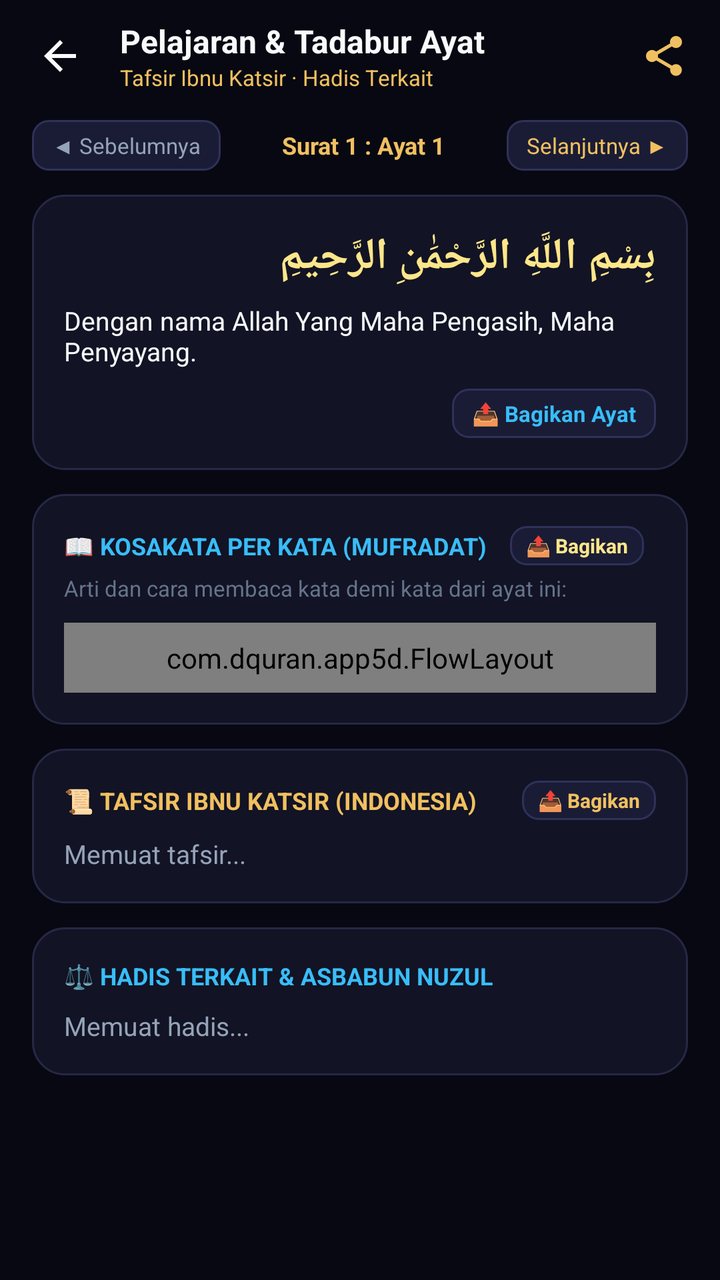
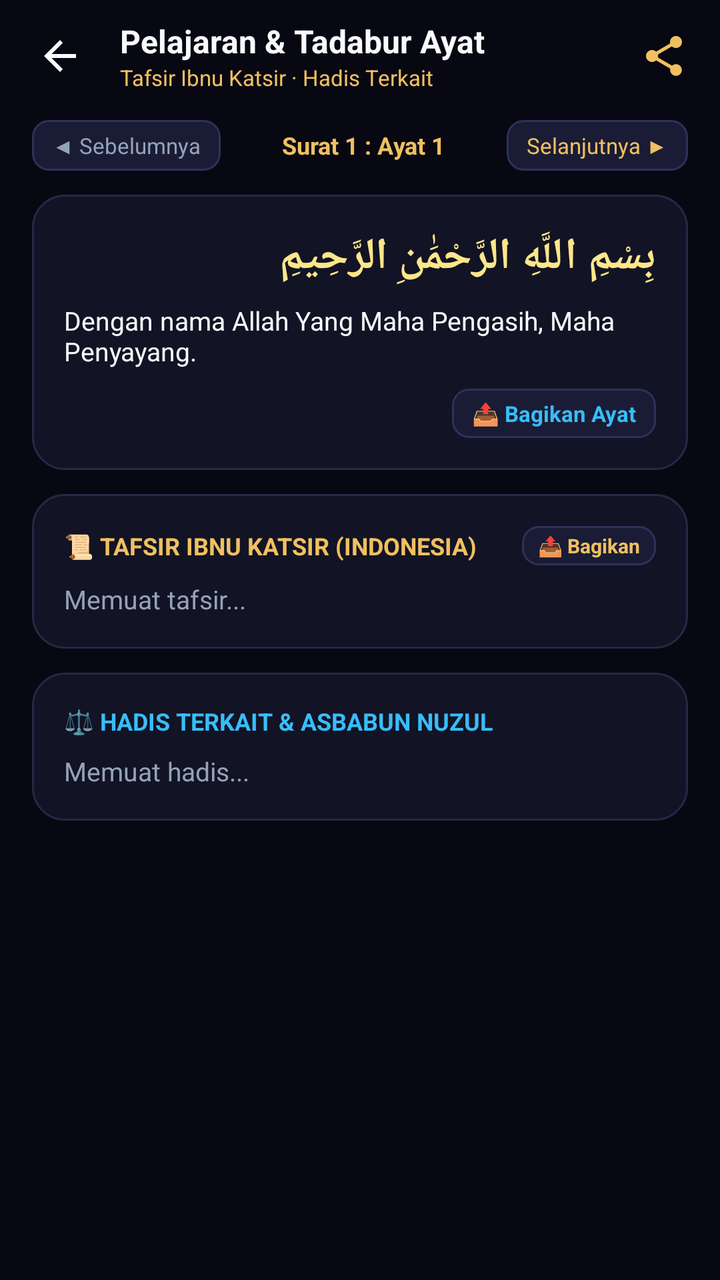

Compare the two renders of this Android layout. The source of the first and the diff that turns it into the second are given below.
<!-- AndroidManifest.xml: activity theme AppTheme.NoActionBar -->
<!-- res/layout/activity_pelajari.xml -->
<?xml version="1.0" encoding="utf-8"?>
<ScrollView xmlns:android="http://schemas.android.com/apk/res/android"
    android:layout_width="match_parent"
    android:layout_height="match_parent"
    android:background="@color/bg_main"
    android:fillViewport="true">

    <LinearLayout
        android:layout_width="match_parent"
        android:layout_height="wrap_content"
        android:orientation="vertical"
        android:paddingBottom="28dp">

        
        <LinearLayout
            android:layout_width="match_parent"
            android:layout_height="56dp"
            android:orientation="horizontal"
            android:gravity="center_vertical"
            android:paddingHorizontal="8dp">

            <ImageButton
                android:id="@+id/btn_back_pelajari"
                android:layout_width="44dp"
                android:layout_height="44dp"
                android:background="?attr/selectableItemBackgroundBorderless"
                android:src="@drawable/ic_arrow_back"
                android:contentDescription="Kembali" />

            <LinearLayout
                android:layout_width="0dp"
                android:layout_height="wrap_content"
                android:layout_weight="1"
                android:orientation="vertical"
                android:layout_marginStart="8dp">

                <TextView
                    android:id="@+id/tv_pelajari_title"
                    android:layout_width="wrap_content"
                    android:layout_height="wrap_content"
                    android:text="Pelajaran &amp; Tadabur Ayat"
                    android:textColor="@color/text_primary"
                    android:textSize="16sp"
                    android:textStyle="bold" />

                <TextView
                    android:layout_width="wrap_content"
                    android:layout_height="wrap_content"
                    android:text="Tafsir Ibnu Katsir · Hadis Terkait"
                    android:textColor="@color/gold_primary"
                    android:textSize="11sp" />
            </LinearLayout>

            <ImageButton
                android:id="@+id/btn_share_all"
                android:layout_width="40dp"
                android:layout_height="40dp"
                android:background="?attr/selectableItemBackgroundBorderless"
                android:src="@drawable/ic_share"
                android:tint="@color/gold_primary"
                android:contentDescription="Bagikan Tadabur Lengkap" />
        </LinearLayout>

        
        <LinearLayout
            android:layout_width="match_parent"
            android:layout_height="wrap_content"
            android:orientation="horizontal"
            android:gravity="center_vertical"
            android:paddingHorizontal="16dp"
            android:paddingVertical="4dp">

            <TextView
                android:id="@+id/btn_pelajari_prev"
                android:layout_width="wrap_content"
                android:layout_height="wrap_content"
                android:background="@drawable/bg_chip_action"
                android:paddingHorizontal="10dp"
                android:paddingVertical="5dp"
                android:text="◀ Sebelumnya"
                android:textColor="@color/text_secondary"
                android:textSize="11sp" />

            <TextView
                android:id="@+id/tv_pelajari_ayah_badge"
                android:layout_width="0dp"
                android:layout_height="wrap_content"
                android:layout_weight="1"
                android:gravity="center"
                android:text="Surat 1 : Ayat 1"
                android:textColor="@color/gold_primary"
                android:textSize="12sp"
                android:textStyle="bold" />

            <TextView
                android:id="@+id/btn_pelajari_next"
                android:layout_width="wrap_content"
                android:layout_height="wrap_content"
                android:background="@drawable/bg_chip_action"
                android:paddingHorizontal="10dp"
                android:paddingVertical="5dp"
                android:text="Selanjutnya ▶"
                android:textColor="@color/gold_primary"
                android:textSize="11sp" />
        </LinearLayout>

        
        <LinearLayout
            android:layout_width="match_parent"
            android:layout_height="wrap_content"
            android:layout_marginHorizontal="16dp"
            android:layout_marginTop="8dp"
            android:background="@drawable/bg_card_surah"
            android:orientation="vertical"
            android:padding="16dp">

            <TextView
                android:id="@+id/tv_pelajari_arabic"
                android:layout_width="match_parent"
                android:layout_height="wrap_content"
                android:gravity="right"
                android:layoutDirection="rtl"
                android:textDirection="rtl"
                android:textAlignment="textStart"
                android:lineSpacingMultiplier="1.4"
                android:text="بِسْمِ اللَّهِ الرَّحْمَٰنِ الرَّحِيمِ"
                android:textColor="@color/gold_light"
                android:textSize="22sp"
                android:textStyle="bold"
                android:layout_marginBottom="8dp" />

            <TextView
                android:id="@+id/tv_pelajari_indo"
                android:layout_width="match_parent"
                android:layout_height="wrap_content"
                android:text="Dengan nama Allah Yang Maha Pengasih, Maha Penyayang."
                android:textColor="@color/text_primary"
                android:textSize="13sp" />

            
            <LinearLayout
                android:layout_width="match_parent"
                android:layout_height="wrap_content"
                android:orientation="horizontal"
                android:gravity="center_vertical"
                android:layout_marginTop="10dp">

                <View
                    android:layout_width="0dp"
                    android:layout_height="1dp"
                    android:layout_weight="1" />

                <TextView
                    android:id="@+id/btn_share_ayah"
                    android:layout_width="wrap_content"
                    android:layout_height="wrap_content"
                    android:background="@drawable/bg_chip_action"
                    android:paddingHorizontal="10dp"
                    android:paddingVertical="5dp"
                    android:text="📤 Bagikan Ayat"
                    android:textColor="@color/cyan_accent"
                    android:textSize="11sp"
                    android:textStyle="bold" />
            </LinearLayout>
        </LinearLayout>

        
        <LinearLayout
            android:layout_width="match_parent"
            android:layout_height="wrap_content"
            android:layout_marginHorizontal="16dp"
            android:layout_marginTop="12dp"
            android:background="@drawable/bg_card_surah"
            android:orientation="vertical"
            android:padding="16dp">

            <LinearLayout
                android:layout_width="match_parent"
                android:layout_height="wrap_content"
                android:orientation="horizontal"
                android:gravity="center_vertical"
                android:layout_marginBottom="4dp">

                <TextView
                    android:layout_width="0dp"
                    android:layout_height="wrap_content"
                    android:layout_weight="1"
                    android:text="📖 KOSAKATA PER KATA (MUFRADAT)"
                    android:textColor="@color/cyan_accent"
                    android:textSize="12sp"
                    android:textStyle="bold" />

                <TextView
                    android:id="@+id/btn_share_kosakata"
                    android:layout_width="wrap_content"
                    android:layout_height="wrap_content"
                    android:background="@drawable/bg_chip_action"
                    android:paddingHorizontal="8dp"
                    android:paddingVertical="3dp"
                    android:text="📤 Bagikan"
                    android:textColor="@color/gold_light"
                    android:textSize="10sp"
                    android:textStyle="bold"
                    android:layout_marginEnd="6dp" />

                <TextView
                    android:id="@+id/btn_reload_kosakata"
                    android:layout_width="wrap_content"
                    android:layout_height="wrap_content"
                    android:background="@drawable/bg_chip_action"
                    android:paddingHorizontal="8dp"
                    android:paddingVertical="3dp"
                    android:text="🔄 Muat Ulang"
                    android:textColor="@color/gold_primary"
                    android:textSize="10sp"
                    android:visibility="gone" />
            </LinearLayout>

            <TextView
                android:layout_width="match_parent"
                android:layout_height="wrap_content"
                android:text="Arti dan cara membaca kata demi kata dari ayat ini:"
                android:textColor="@color/text_muted"
                android:textSize="11sp"
                android:layout_marginBottom="10dp" />

            
            <ProgressBar
                android:id="@+id/pb_kosakata"
                style="?android:attr/progressBarStyleSmall"
                android:layout_width="wrap_content"
                android:layout_height="wrap_content"
                android:layout_gravity="center"
                android:layout_marginVertical="12dp"
                android:visibility="gone" />

            
            <TextView
                android:id="@+id/tv_kosakata_status"
                android:layout_width="match_parent"
                android:layout_height="wrap_content"
                android:gravity="center"
                android:padding="8dp"
                android:textColor="@color/text_secondary"
                android:textSize="12sp"
                android:visibility="gone" />

            
            <com.dquran.app5d.FlowLayout
                android:id="@+id/layout_kosakata_items"
                android:layout_width="match_parent"
                android:layout_height="wrap_content"
                android:layoutDirection="rtl"
                android:paddingTop="8dp"
                android:paddingBottom="8dp" />
        </LinearLayout>

        
        <LinearLayout
            android:layout_width="match_parent"
            android:layout_height="wrap_content"
            android:layout_marginHorizontal="16dp"
            android:layout_marginTop="12dp"
            android:background="@drawable/bg_card_surah"
            android:orientation="vertical"
            android:padding="16dp">

            <LinearLayout
                android:layout_width="match_parent"
                android:layout_height="wrap_content"
                android:orientation="horizontal"
                android:gravity="center_vertical"
                android:layout_marginBottom="8dp">

                <TextView
                    android:layout_width="0dp"
                    android:layout_height="wrap_content"
                    android:layout_weight="1"
                    android:text="📜 TAFSIR IBNU KATSIR (INDONESIA)"
                    android:textColor="@color/gold_primary"
                    android:textSize="12sp"
                    android:textStyle="bold" />

                <TextView
                    android:id="@+id/btn_share_tafsir"
                    android:layout_width="wrap_content"
                    android:layout_height="wrap_content"
                    android:background="@drawable/bg_chip_action"
                    android:paddingHorizontal="8dp"
                    android:paddingVertical="3dp"
                    android:text="📤 Bagikan"
                    android:textColor="@color/gold_primary"
                    android:textSize="10sp"
                    android:textStyle="bold" />
            </LinearLayout>

            <TextView
                android:id="@+id/tv_tafsir_ibnukatsir"
                android:layout_width="match_parent"
                android:layout_height="wrap_content"
                android:lineSpacingMultiplier="1.3"
                android:text="Memuat tafsir..."
                android:textColor="@color/text_secondary"
                android:textSize="13sp" />

            
            <LinearLayout
                android:id="@+id/layout_download_tafsir"
                android:layout_width="match_parent"
                android:layout_height="wrap_content"
                android:orientation="vertical"
                android:layout_marginTop="10dp"
                android:visibility="gone">

                <TextView
                    android:id="@+id/btn_download_tafsir"
                    android:layout_width="match_parent"
                    android:layout_height="wrap_content"
                    android:background="@drawable/bg_badge_number"
                    android:gravity="center"
                    android:paddingVertical="10dp"
                    android:text="📥 Unduh Tafsir Lengkap Surat Ini"
                    android:textColor="@color/gold_primary"
                    android:textSize="12sp"
                    android:textStyle="bold" />

                <ProgressBar
                    android:id="@+id/pb_download_tafsir"
                    style="?android:attr/progressBarStyleSmall"
                    android:layout_width="wrap_content"
                    android:layout_height="wrap_content"
                    android:layout_gravity="center"
                    android:layout_marginTop="8dp"
                    android:visibility="gone" />

                <TextView
                    android:id="@+id/tv_download_status"
                    android:layout_width="match_parent"
                    android:layout_height="wrap_content"
                    android:gravity="center"
                    android:layout_marginTop="4dp"
                    android:text="Mengunduh tafsir..."
                    android:textColor="@color/text_muted"
                    android:textSize="11sp"
                    android:visibility="gone" />
            </LinearLayout>
        </LinearLayout>

        
        <LinearLayout
            android:layout_width="match_parent"
            android:layout_height="wrap_content"
            android:layout_marginHorizontal="16dp"
            android:layout_marginTop="12dp"
            android:background="@drawable/bg_card_surah"
            android:orientation="vertical"
            android:padding="16dp">

            <TextView
                android:layout_width="wrap_content"
                android:layout_height="wrap_content"
                android:text="⚖️ HADIS TERKAIT &amp; ASBABUN NUZUL"
                android:textColor="@color/cyan_accent"
                android:textSize="12sp"
                android:textStyle="bold"
                android:layout_marginBottom="8dp" />

            <TextView
                android:id="@+id/tv_hadis_ayat"
                android:layout_width="match_parent"
                android:layout_height="wrap_content"
                android:lineSpacingMultiplier="1.3"
                android:text="Memuat hadis..."
                android:textColor="@color/text_secondary"
                android:textSize="13sp" />
        </LinearLayout>

    </LinearLayout>
</ScrollView>
<!-- resources referenced by this layout -->
<resources>
  <color name="bg_main">#080812</color>
  <color name="cyan_accent">#38BDF8</color>
  <color name="gold_light">#FDE68A</color>
  <color name="gold_primary">#F0C060</color>
  <color name="text_muted">#64748B</color>
  <color name="text_primary">#F8FAFC</color>
  <color name="text_secondary">#94A3B8</color>
  <!-- drawable bg_badge_number (drawable) -->
  <?xml version="1.0" encoding="utf-8"?>
  <shape xmlns:android="http://schemas.android.com/apk/res/android"
      android:shape="oval">
      <solid android:color="#232542" />
      <stroke android:width="1.5dp" android:color="@color/gold_primary" />
  </shape>
  <!-- drawable bg_card_surah (drawable) -->
  <?xml version="1.0" encoding="utf-8"?>
  <shape xmlns:android="http://schemas.android.com/apk/res/android"
      android:shape="rectangle">
      <solid android:color="@color/bg_card" />
      <corners android:radius="16dp" />
      <stroke android:width="1dp" android:color="@color/border_color" />
  </shape>
  <!-- drawable bg_chip_action (drawable) -->
  <?xml version="1.0" encoding="utf-8"?>
  <shape xmlns:android="http://schemas.android.com/apk/res/android"
      android:shape="rectangle">
      <solid android:color="#1A1C36" />
      <corners android:radius="8dp" />
      <stroke android:width="1dp" android:color="#2E3159" />
  </shape>
  <!-- drawable ic_arrow_back (drawable) -->
  <vector xmlns:android="http://schemas.android.com/apk/res/android"
      android:width="24dp"
      android:height="24dp"
      android:viewportWidth="24"
      android:viewportHeight="24">
    <path
        android:fillColor="@color/text_primary"
        android:pathData="M20,11H7.83l5.59,-5.59L12,4l-8,8 8,8 1.41,-1.41L7.83,13H20v-2z"/>
  </vector>
  <!-- drawable ic_share (drawable) -->
  <vector xmlns:android="http://schemas.android.com/apk/res/android"
      android:width="24dp"
      android:height="24dp"
      android:viewportWidth="24"
      android:viewportHeight="24">
    <path
        android:fillColor="#FFFFFF"
        android:pathData="M18,16.08c-0.76,0 -1.44,0.3 -1.96,0.77L8.91,12.7c0.05,-0.23 0.09,-0.46 0.09,-0.7s-0.04,-0.47 -0.09,-0.7l7.05,-4.11c0.54,0.5 1.25,0.81 2.04,0.81 1.66,0 3,-1.34 3,-3s-1.34,-3 -3,-3 -3,1.34 -3,3c0,0.24 0.04,0.47 0.09,0.7L8.04,9.81C7.5,9.31 6.79,9 6,9c-1.66,0 -3,1.34 -3,3s1.34,3 3,3c0.79,0 1.5,-0.31 2.04,-0.81l7.12,4.16c-0.05,0.21 -0.08,0.43 -0.08,0.65 0,1.61 1.31,2.92 2.92,2.92 1.61,0 2.92,-1.31 2.92,-2.92s-1.31,-2.92 -2.92,-2.92z"/>
  </vector>
  <style name="AppTheme.NoActionBar" parent="AppTheme">
          <item name="windowActionBar">false</item>
          <item name="windowNoTitle">true</item>
      </style>
  <color name="bg_card">#121324</color>
  <color name="border_color">#262847</color>
  <style name="AppTheme" parent="Theme.MaterialComponents.DayNight.NoActionBar">
          <item name="colorPrimary">@color/gold_primary</item>
          <item name="colorPrimaryDark">@color/bg_main</item>
          <item name="colorAccent">@color/gold_primary</item>
          <item name="android:windowBackground">@color/bg_main</item>
          <item name="android:statusBarColor">@color/bg_main</item>
          <item name="android:navigationBarColor">@color/bg_main</item>
      </style>
</resources>

<!-- the commit's change to res/layout/activity_pelajari.xml (unified diff, before → after) -->
@@ -164,96 +164,7 @@
             </LinearLayout>
         </LinearLayout>
 
-        
-        <LinearLayout
-            android:layout_width="match_parent"
-            android:layout_height="wrap_content"
-            android:layout_marginHorizontal="16dp"
-            android:layout_marginTop="12dp"
-            android:background="@drawable/bg_card_surah"
-            android:orientation="vertical"
-            android:padding="16dp">
-
-            <LinearLayout
-                android:layout_width="match_parent"
-                android:layout_height="wrap_content"
-                android:orientation="horizontal"
-                android:gravity="center_vertical"
-                android:layout_marginBottom="4dp">
-
-                <TextView
-                    android:layout_width="0dp"
-                    android:layout_height="wrap_content"
-                    android:layout_weight="1"
-                    android:text="📖 KOSAKATA PER KATA (MUFRADAT)"
-                    android:textColor="@color/cyan_accent"
-                    android:textSize="12sp"
-                    android:textStyle="bold" />
-
-                <TextView
-                    android:id="@+id/btn_share_kosakata"
-                    android:layout_width="wrap_content"
-                    android:layout_height="wrap_content"
-                    android:background="@drawable/bg_chip_action"
-                    android:paddingHorizontal="8dp"
-                    android:paddingVertical="3dp"
-                    android:text="📤 Bagikan"
-                    android:textColor="@color/gold_light"
-                    android:textSize="10sp"
-                    android:textStyle="bold"
-                    android:layout_marginEnd="6dp" />
-
-                <TextView
-                    android:id="@+id/btn_reload_kosakata"
-                    android:layout_width="wrap_content"
-                    android:layout_height="wrap_content"
-                    android:background="@drawable/bg_chip_action"
-                    android:paddingHorizontal="8dp"
-                    android:paddingVertical="3dp"
-                    android:text="🔄 Muat Ulang"
-                    android:textColor="@color/gold_primary"
-                    android:textSize="10sp"
-                    android:visibility="gone" />
-            </LinearLayout>
-
-            <TextView
-                android:layout_width="match_parent"
-                android:layout_height="wrap_content"
-                android:text="Arti dan cara membaca kata demi kata dari ayat ini:"
-                android:textColor="@color/text_muted"
-                android:textSize="11sp"
-                android:layout_marginBottom="10dp" />
-
-            
-            <ProgressBar
-                android:id="@+id/pb_kosakata"
-                style="?android:attr/progressBarStyleSmall"
-                android:layout_width="wrap_content"
-                android:layout_height="wrap_content"
-                android:layout_gravity="center"
-                android:layout_marginVertical="12dp"
-                android:visibility="gone" />
-
-            
-            <TextView
-                android:id="@+id/tv_kosakata_status"
-                android:layout_width="match_parent"
-                android:layout_height="wrap_content"
-                android:gravity="center"
-                android:padding="8dp"
-                android:textColor="@color/text_secondary"
-                android:textSize="12sp"
-                android:visibility="gone" />
-
-            
-            <com.dquran.app5d.FlowLayout
-                android:id="@+id/layout_kosakata_items"
-                android:layout_width="match_parent"
-                android:layout_height="wrap_content"
-                android:layoutDirection="rtl"
-                android:paddingTop="8dp"
-                android:paddingBottom="8dp" />
-        </LinearLayout>
+
 
         
         <LinearLayout
